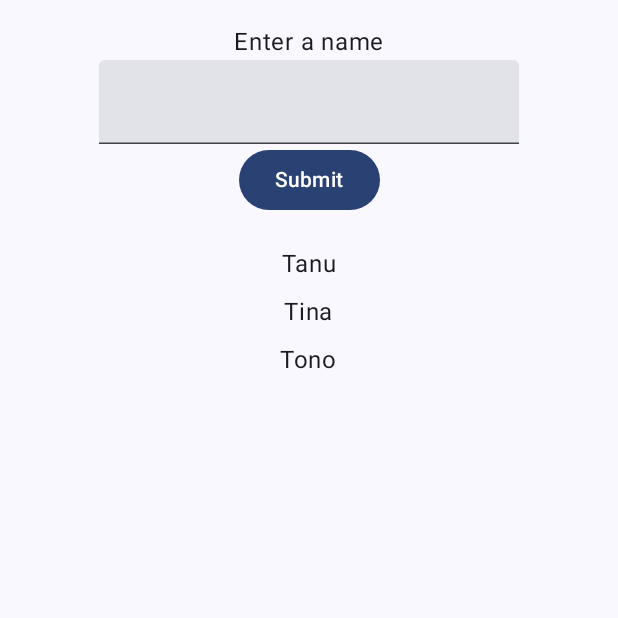
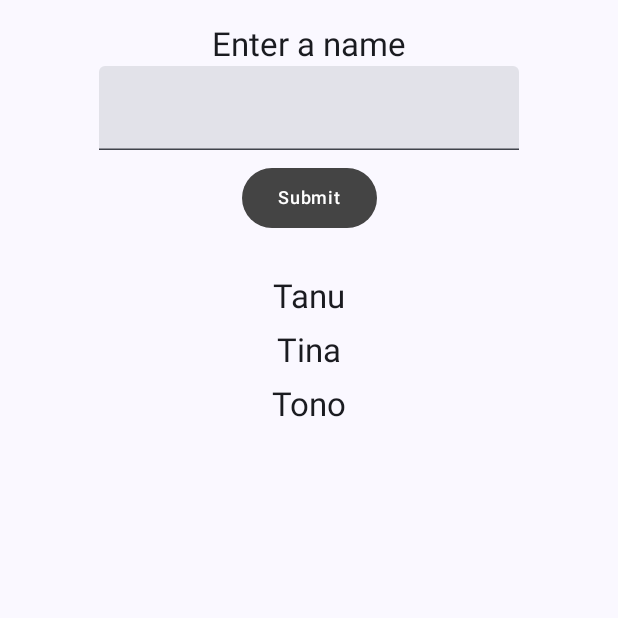
Before and after one commit to KerbyLimitandy/LAB_WEEK_09, an Android app built with Jetpack Compose: the screen it shows after launch (MainActivity), on a phone screen of 412 x 824 dp, the top half of it. Run offline under Robolectric (Android 15) with nearby library versions, the phone set to English and light mode, and no system bars.

Commit message:
Commit No. 3 – UI Element and Theme

```diff
--- a/app/src/main/java/com/example/lab_week_09/MainActivity.kt
+++ b/app/src/main/java/com/example/lab_week_09/MainActivity.kt
@@ -28,6 +28,8 @@ import androidx.compose.ui.text.input.KeyboardType
 import androidx.compose.ui.tooling.preview.Preview
 import androidx.compose.ui.unit.dp
 import com.example.lab_week_09.ui.theme.LAB_WEEK_09Theme
+import com.example.lab_week_09.ui.theme.OnBackgroundTitleText
+import com.example.lab_week_09.ui.theme.PrimaryTextButton
 
 class MainActivity : ComponentActivity() {
     override fun onCreate(savedInstanceState: Bundle?) {
@@ -87,7 +89,9 @@ fun HomeContent(
                 modifier = Modifier.padding(16.dp).fillMaxSize(),
                 horizontalAlignment = Alignment.CenterHorizontally
             ) {
-                Text(text = stringResource(id = R.string.enter_item))
+                OnBackgroundTitleText(text = stringResource(id = R.string.enter_item)
+                )
+
                 TextField(
                     value = inputField.name,
                     keyboardOptions = KeyboardOptions(
@@ -96,10 +100,9 @@ fun HomeContent(
                     onValueChange = { onInputValueChange(it) }
                 )
 
-                Button(onClick = {
+                PrimaryTextButton(text = stringResource(id = R.string.button_click)
+                ) {
                     onButtonClick()
-                }) {
-                    Text(text = stringResource(id = R.string.button_click))
                 }
             }
         }
@@ -109,7 +112,7 @@ fun HomeContent(
                 modifier = Modifier.padding(vertical = 4.dp).fillMaxSize(),
                 horizontalAlignment = Alignment.CenterHorizontally
             ) {
-                Text(text = item.name)
+                OnBackgroundTitleText(text = item.name)
             }
         }
     }
--- /dev/null
+++ b/app/src/main/java/com/example/lab_week_09/ui/theme/Elements.kt
@@ -0,0 +1,64 @@
+package com.example.lab_week_09.ui.theme
+
+import androidx.compose.foundation.layout.padding
+import androidx.compose.material3.Button
+import androidx.compose.material3.ButtonDefaults
+import androidx.compose.material3.MaterialTheme
+import androidx.compose.material3.Text
+import androidx.compose.material3.TextButton
+import androidx.compose.runtime.Composable
+import androidx.compose.ui.Modifier
+import androidx.compose.ui.graphics.Color
+import androidx.compose.ui.unit.dp
+
+
+@Composable
+fun OnBackgroundTitleText(text: String) {
+    TitleText(text = text, color =
+    MaterialTheme.colorScheme.onBackground)
+}
+
+@Composable
+fun TitleText(text: String, color: Color) {
+    Text(text = text,
+        style = MaterialTheme.typography.titleLarge, color = color
+    )
+}
+
+@Composable
+fun OnBackgroundItemText(text: String) {
+    ItemText(text = text, color =
+    MaterialTheme.colorScheme.onBackground)
+}
+
+@Composable
+fun ItemText(text: String, color: Color) {
+    Text(text = text,
+        style = MaterialTheme.typography.bodySmall, color = color
+    )
+}
+
+@Composable
+fun PrimaryTextButton(text: String, onClick: () -> Unit) {
+    TextButton(text = text,
+        textColor = Color.White,
+        onClick = onClick
+    )
+}
+
+@Composable
+fun TextButton(text: String, textColor: Color, onClick: () -> Unit) {
+    Button(
+        onClick = onClick,
+        modifier = Modifier.padding(8.dp),
+        colors = ButtonDefaults
+            .buttonColors(
+                containerColor = Color.DarkGray,
+                contentColor = textColor
+            )
+    ) {
+        Text(text = text,
+            style = MaterialTheme.typography.labelMedium
+        )
+    }
+}
```
